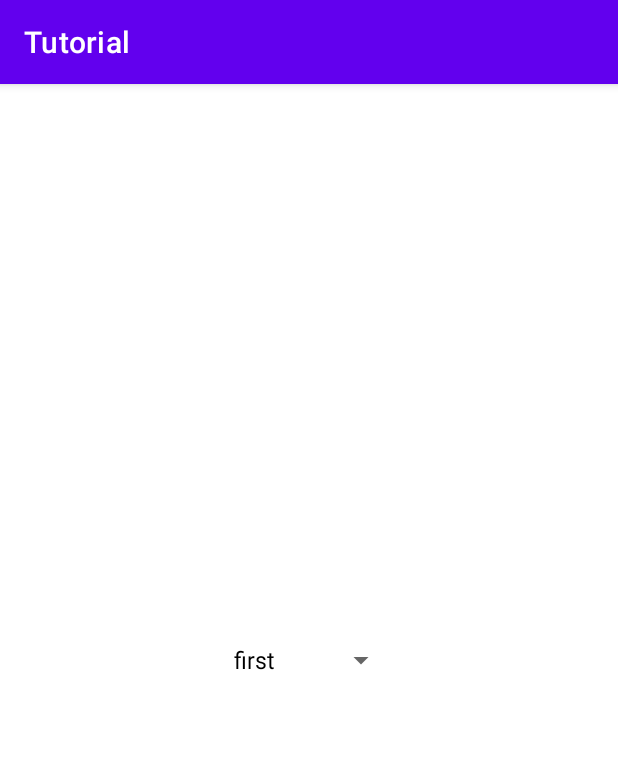
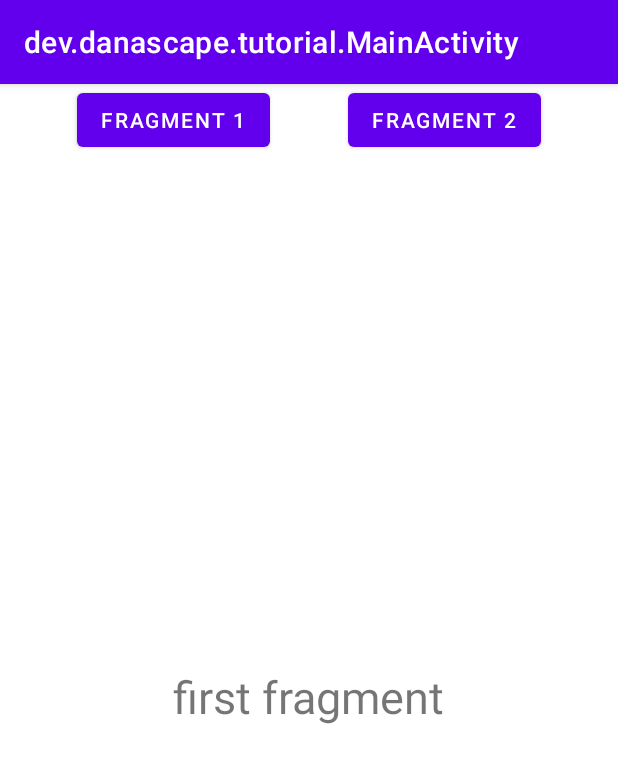
Before and after one commit to Ayushj045/Tutorial, an Android app: the screen it shows after launch (MainActivity), on a phone screen of 412 x 824 dp. Shown: the top 763 px of the screen. Run offline under Robolectric (Android 15) with nearby library versions, the phone set to English and light mode, and no system bars.

Commit message:
fragmen view

```diff
--- a/app/build.gradle
+++ b/app/build.gradle
@@ -40,4 +40,5 @@ dependencies {
     testImplementation 'junit:junit:4.13.2'
     androidTestImplementation 'androidx.test.ext:junit:1.1.3'
     androidTestImplementation 'androidx.test.espresso:espresso-core:3.4.0'
+    implementation 'androidx.recyclerview:recyclerview-selection:1.1.0'
 }
--- a/app/src/main/AndroidManifest.xml
+++ b/app/src/main/AndroidManifest.xml
@@ -12,7 +12,6 @@
         android:dataExtractionRules="@xml/data_extraction_rules"
         android:fullBackupContent="@xml/backup_rules"
         android:icon="@mipmap/ic_launcher"
-        android:label="@string/app_name"
         android:roundIcon="@mipmap/ic_launcher_round"
         android:supportsRtl="true"
         android:theme="@style/Theme.Tutorial"
--- /dev/null
+++ b/app/src/main/java/dev/danascape/tutorial/FirstFragment.kt
@@ -0,0 +1,16 @@
+package dev.danascape.tutorial
+
+import android.os.Bundle
+import androidx.fragment.app.Fragment
+import android.view.LayoutInflater
+import android.view.View
+import android.view.ViewGroup
+
+
+/**
+ * A simple [Fragment] subclass.
+ */
+
+class FirstFragment : Fragment(R.layout.fragment_first){
+
+}
--- a/app/src/main/java/dev/danascape/tutorial/MainActivity.kt
+++ b/app/src/main/java/dev/danascape/tutorial/MainActivity.kt
@@ -21,27 +21,30 @@ class MainActivity : AppCompatActivity() {
     override fun onCreate(savedInstanceState: Bundle?) {
         super.onCreate(savedInstanceState)
         setContentView(R.layout.activity_main)
-        val spMonths = findViewById<Spinner>(R.id.spMonths)
 
-        val customList = listOf("first", "second", "third", "fourth")
-        val adapter =ArrayAdapter<String>(this, androidx.appcompat.R.layout.support_simple_spinner_dropdown_item, customList)
-        spMonths.adapter =adapter
-        spMonths.onItemSelectedListener = object : AdapterView.OnItemSelectedListener{
-            override fun onItemSelected(
-                parent: AdapterView<*>?,
-                view: View?,
-                position: Int,
-                id: Long
-            ) {
-                Toast.makeText(this@MainActivity,
-                "you selected ${parent?.getItemAtPosition(position).toString()}",
-                Toast.LENGTH_LONG).show()
+        val btnFragment1 = findViewById<Button>(R.id.btnFragment1)
+        val btnFragment2 = findViewById<Button>(R.id.btnFragment2)
+        val firstFragment = FirstFragment()
+        val secondFragment = SecondFragment()
+
+        supportFragmentManager.beginTransaction().apply {
+            replace(R.id.flFragment, firstFragment)
+            commit()
+        }
+
+        btnFragment1.setOnClickListener {
+            supportFragmentManager.beginTransaction().apply {
+                replace(R.id.flFragment, firstFragment)
+                addToBackStack(null)
+                commit()
             }
-
-            override fun onNothingSelected(parent: AdapterView<*>?) {
-
+        }
+        btnFragment2.setOnClickListener {
+            supportFragmentManager.beginTransaction().apply {
+                replace(R.id.flFragment, secondFragment)
+                addToBackStack(null)
+                commit()
             }
-
         }
     }
-}
+    }
--- /dev/null
+++ b/app/src/main/java/dev/danascape/tutorial/SecondFragment.kt
@@ -0,0 +1,16 @@
+package dev.danascape.tutorial
+
+import android.os.Bundle
+import androidx.fragment.app.Fragment
+import android.view.LayoutInflater
+import android.view.View
+import android.view.ViewGroup
+
+
+/**
+ * A simple [Fragment] subclass.
+ */
+
+class SecondFragment : Fragment(R.layout.fragment_second){
+
+}
--- a/app/src/main/res/layout/activity_main.xml
+++ b/app/src/main/res/layout/activity_main.xml
@@ -6,14 +6,34 @@
     android:layout_height="match_parent"
     tools:context=".MainActivity">
 
-    <Spinner
-        android:id="@+id/spMonths"
+    <Button
+        android:id="@+id/btnFragment1"
         android:layout_width="wrap_content"
         android:layout_height="wrap_content"
-        android:entries="@array/Months"
-        app:layout_constraintBottom_toBottomOf="parent"
-        app:layout_constraintEnd_toEndOf="parent"
+        android:text="Fragment 1"
+        app:layout_constraintEnd_toStartOf="@+id/btnFragment2"
         app:layout_constraintHorizontal_bias="0.5"
         app:layout_constraintStart_toStartOf="parent"
         app:layout_constraintTop_toTopOf="parent" />
+
+    <Button
+        android:id="@+id/btnFragment2"
+        android:layout_width="wrap_content"
+        android:layout_height="wrap_content"
+        android:text="Fragment 2"
+        app:layout_constraintEnd_toEndOf="parent"
+        app:layout_constraintHorizontal_bias="0.5"
+        app:layout_constraintStart_toEndOf="@+id/btnFragment1"
+        app:layout_constraintTop_toTopOf="parent" />
+
+    <FrameLayout
+        android:id="@+id/flFragment"
+        android:layout_width="match_parent"
+        android:layout_height="0dp"
+        app:layout_constraintBottom_toBottomOf="parent"
+        app:layout_constraintEnd_toEndOf="parent"
+        app:layout_constraintHorizontal_bias="1.0"
+        app:layout_constraintStart_toStartOf="parent"
+        app:layout_constraintTop_toBottomOf="@+id/btnFragment1" />
+
 </androidx.constraintlayout.widget.ConstraintLayout>
--- /dev/null
+++ b/app/src/main/res/layout/fragment_first.xml
@@ -0,0 +1,21 @@
+<?xml version="1.0" encoding="utf-8"?>
+<androidx.constraintlayout.widget.ConstraintLayout xmlns:android="http://schemas.android.com/apk/res/android"
+    xmlns:app="http://schemas.android.com/apk/res-auto"
+    xmlns:tools="http://schemas.android.com/tools"
+    android:layout_width="match_parent"
+    android:layout_height="match_parent"
+    tools:context=".FirstFragment">
+
+    <TextView
+        android:id="@+id/tvFirstFragment"
+        android:layout_width="wrap_content"
+        android:layout_height="wrap_content"
+        android:text="first fragment"
+        android:textSize="30sp"
+        app:layout_constraintBottom_toBottomOf="parent"
+        app:layout_constraintEnd_toEndOf="parent"
+        app:layout_constraintHorizontal_bias="0.5"
+        app:layout_constraintStart_toStartOf="parent"
+        app:layout_constraintTop_toTopOf="parent" />
+
+</androidx.constraintlayout.widget.ConstraintLayout>
--- /dev/null
+++ b/app/src/main/res/layout/fragment_second.xml
@@ -0,0 +1,21 @@
+<?xml version="1.0" encoding="utf-8"?>
+<androidx.constraintlayout.widget.ConstraintLayout xmlns:android="http://schemas.android.com/apk/res/android"
+    xmlns:app="http://schemas.android.com/apk/res-auto"
+    xmlns:tools="http://schemas.android.com/tools"
+    android:layout_width="match_parent"
+    android:layout_height="match_parent"
+    tools:context=".FirstFragment">
+
+    <TextView
+        android:id="@+id/SecondFragment"
+        android:layout_width="wrap_content"
+        android:layout_height="wrap_content"
+        android:text="Second fragment"
+        android:textSize="30sp"
+        app:layout_constraintBottom_toBottomOf="parent"
+        app:layout_constraintEnd_toEndOf="parent"
+        app:layout_constraintHorizontal_bias="0.5"
+        app:layout_constraintStart_toStartOf="parent"
+        app:layout_constraintTop_toTopOf="parent" />
+
+</androidx.constraintlayout.widget.ConstraintLayout>
--- a/app/src/main/res/values/strings.xml
+++ b/app/src/main/res/values/strings.xml
@@ -1,17 +1,4 @@
 <resources>
-    <string name="app_name">Tutorial</string>
-    <string-array name="Months">
-        <item>January</item>
-        <item>February</item>
-        <item>March</item>
-        <item>April</item>
-        <item>May</item>
-        <item>June</item>
-        <item>July</item>
-        <item>August</item>
-        <item>September</item>
-        <item>October</item>
-        <item>November</item>
-        <item>December</item>
-    </string-array>
+    <!-- TODO: Remove or change this placeholder text -->
+    <string name="hello_blank_fragment">Hello blank fragment</string>
 </resources>
```
